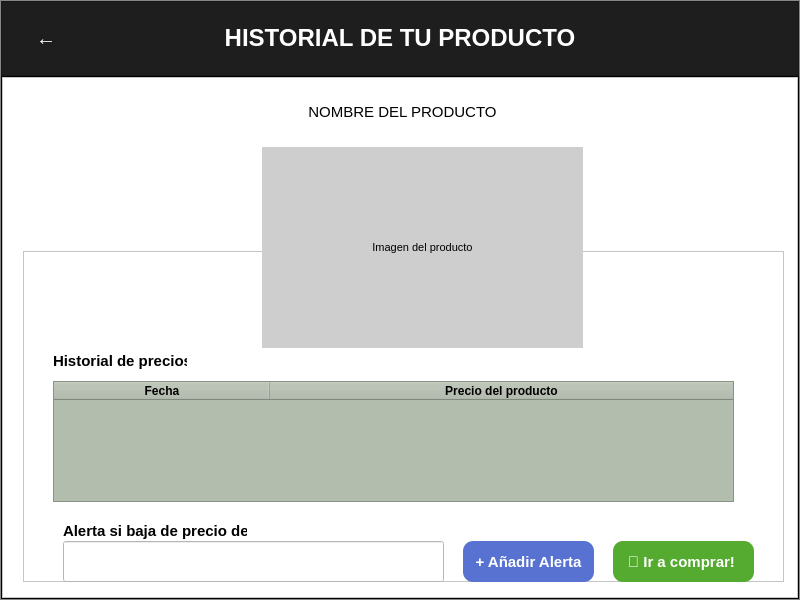
Qt form Interfaz/gui/historial.ui (50DayEmpire/Tracking_Precios) before a commit.
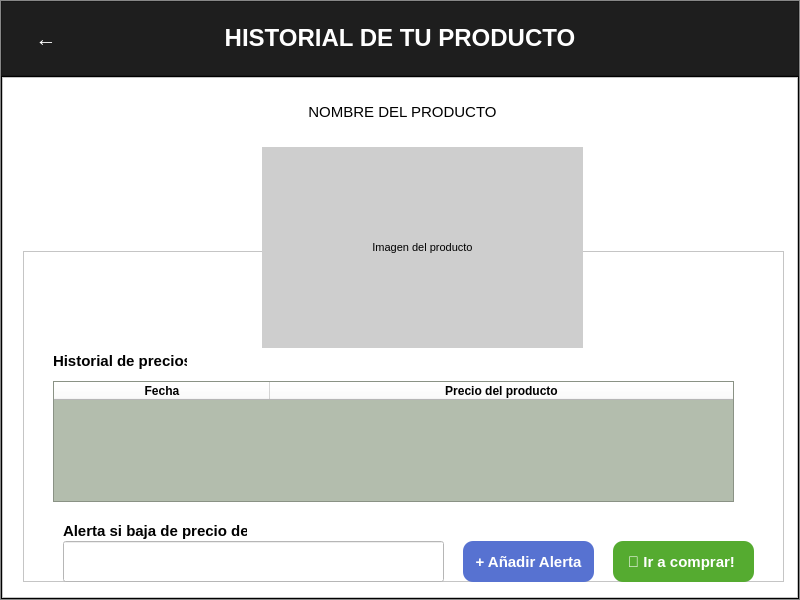
The same form after that commit. Icons and pictures are not drawn.

What changed in the file:
```diff
--- a/Interfaz/gui/historial.ui
+++ b/Interfaz/gui/historial.ui
@@ -104,8 +104,10 @@
            <widget class="QPushButton" name="btnatras">
             <property name="font">
              <font>
-              <pointsize>-1</pointsize>
+              <family>Arial</family>
+              <pointsize>16</pointsize>
               <bold>true</bold>
+              <kerning>false</kerning>
              </font>
             </property>
             <property name="cursor">
@@ -120,7 +122,6 @@
         border: none; 
         color: #fff; 
         padding: 10px 20px;
-        font-size: 20px;
         font-weight: bold; 
 }</string>
             </property>
@@ -269,7 +270,12 @@
                </size>
               </property>
               <property name="styleSheet">
-               <string notr="true">background-color: rgb(179, 189, 173);</string>
+               <string notr="true">QTableWidget {
+	background-color: rgb(179, 189, 173);    
+	color: rgb(13, 13, 13);   
+}
+
+</string>
               </property>
               <attribute name="horizontalHeaderMinimumSectionSize">
                <number>39</number>
```
Left out of the diff: 5 changed lines with no effect on the pictures.
